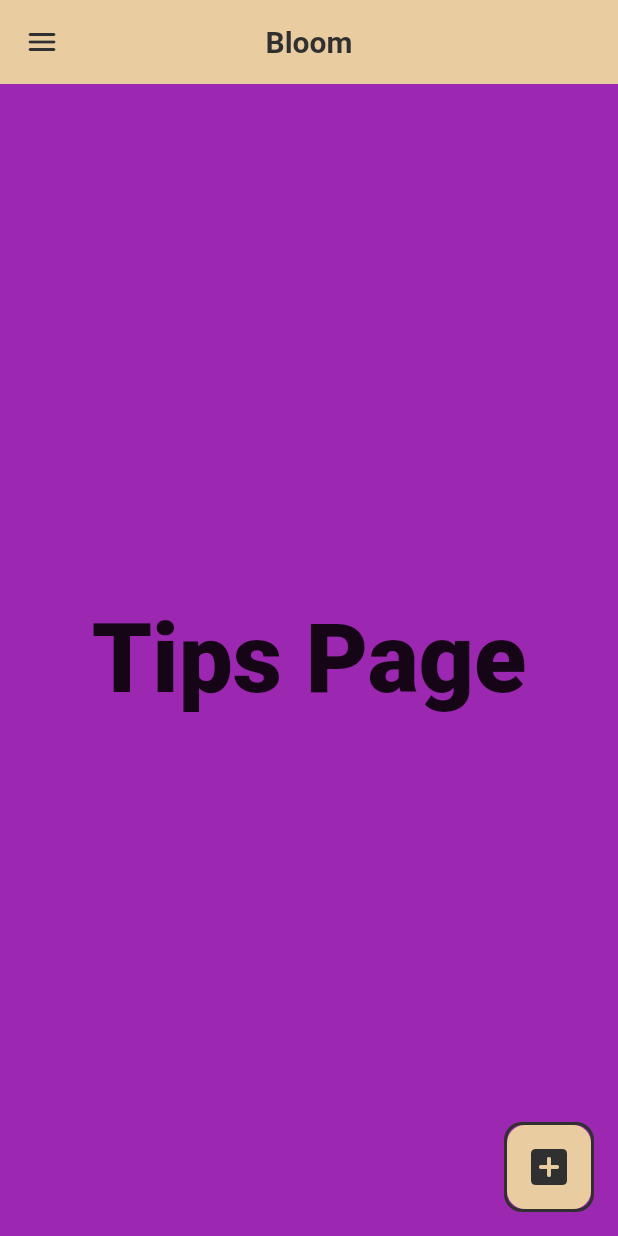
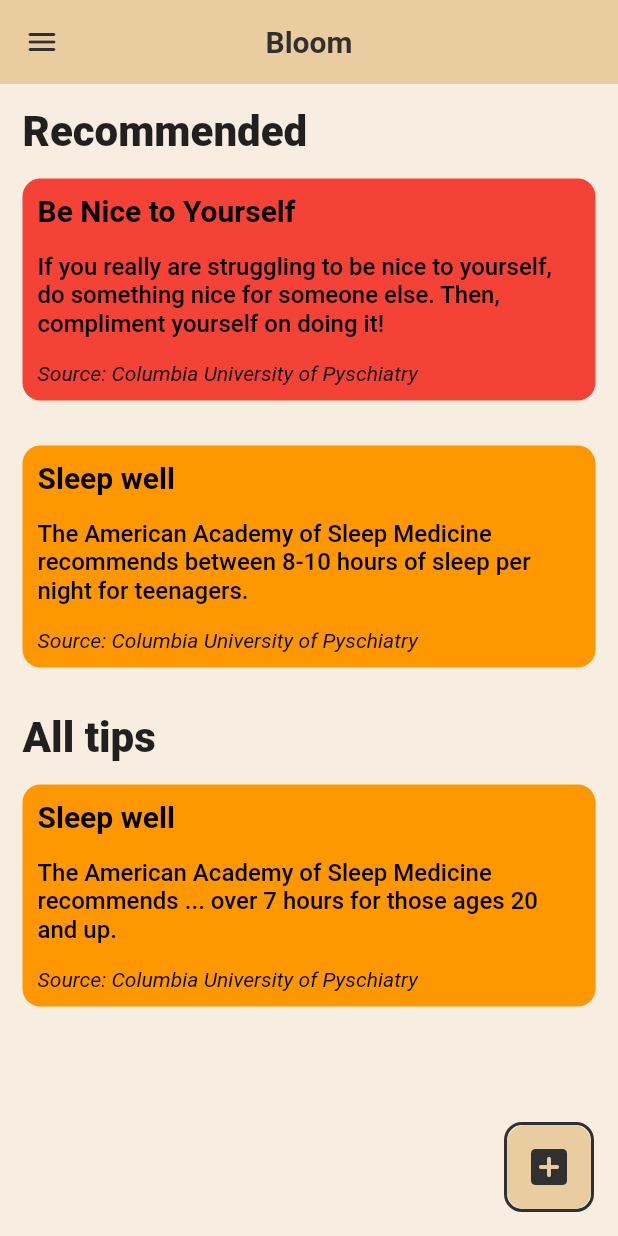
Before and after one commit to exoad/BloomApp, a Flutter app: the MainApp screen opened directly, swiped to page 2, on a phone screen of 412 x 824 dp. Run offline on Flutter 3.47's test engine with Material 2 defaults, Android fonts, the phone set to English and light mode, and no system bars; our stand-ins replace fl_chart, shared_preferences, yaml; missing offline and left inert: random_avatar; accounts and stored records are empty.

Commit message:
`add` impl for tips page added, just need tips

```diff
--- a/lib/main.dart
+++ b/lib/main.dart
@@ -33,7 +33,6 @@ class MainApp extends StatefulWidget {
   @override
   State<MainApp> createState() => _MainAppState();
 }
-
 
 class HomePage extends StatefulWidget {
   const HomePage({super.key});
@@ -250,13 +249,12 @@ class _MainAppState extends State<MainApp> {
           pageSnapping: true,
           padEnds: false,
           allowImplicitScrolling: false,
-          children: <Widget>[
-            const HomePage(),
-            debug_wrapPageNumber(
-                bg: Colors.purple, text: "Tips Page"),
-            const GardenPage(),
-            const ProfilePage(),
-            const DebuggingStuffs(),
+          children: const <Widget>[
+            HomePage(),
+            TipsPage(),
+            GardenPage(),
+            ProfilePage(),
+            DebuggingStuffs(),
           ],
         ));
   }
--- a/lib/parts/garden.dart
+++ b/lib/parts/garden.dart
@@ -113,7 +113,7 @@ class GardenPageState extends State<GardenPage> {
                     } else {
                       // Notify user that an entry already exists for this day.
                       ScaffoldMessenger.of(context).showSnackBar(
-                        SnackBar(
+                        const SnackBar(
                           content: Text(
                               'An entry already exists for this date.'),
                         ),
--- a/lib/parts/parts.dart
+++ b/lib/parts/parts.dart
@@ -7,6 +7,7 @@ export 'tracker_carousel.dart';
 export "setup_carousel.dart";
 export "home.dart";
 export "garden.dart";
+export "tips.dart";
 
 Widget makeBorderComponent(
         {required Widget child, Color color = LaF.primaryColor}) =>
--- /dev/null
+++ b/lib/parts/tips.dart
@@ -0,0 +1,131 @@
+import 'package:blosso_mindfulness/bits/bits.dart';
+import 'package:blosso_mindfulness/parts/parts.dart';
+import 'package:flutter/material.dart';
+
+typedef Tip = ({
+  String source,
+  String contentTitle,
+  String contentBody,
+  bool Function(EphemeralTelemetry telemetry) condition,
+  Color color
+});
+
+final List<Tip> _tipsData = <Tip>[
+  (
+    source: "Columbia University of Pyschiatry",
+    contentTitle: "Sleep well",
+    contentBody:
+        "The American Academy of Sleep Medicine recommends ... over 7 hours for those ages 20 and up.",
+    condition: (telemetry) =>
+        telemetry.hoursOfSleep < 7 && getUserAgeGroup() >= 20,
+    color: Colors.orange
+  ),
+  (
+    source: "Columbia University of Pyschiatry",
+    contentTitle: "Be Nice to Yourself",
+    contentBody:
+        "If you really are struggling to be nice to yourself, do something nice for someone else. Then, compliment yourself on doing it!",
+    condition: (telemetry) => telemetry.moodScale < 6,
+    color: Colors.red
+  ),
+  (
+    source: "Columbia University of Pyschiatry",
+    contentTitle: "Sleep well",
+    contentBody:
+        "The American Academy of Sleep Medicine recommends between 8-10 hours of sleep per night for teenagers.",
+    condition: (telemetry) =>
+        telemetry.hoursOfSleep < 8 && getUserAgeGroup() < 20,
+    color: Colors.orange
+  ),
+];
+
+Widget _makeTipBox(Tip tip) {
+  return Padding(
+      padding: const EdgeInsets.all(15),
+      child: makeBorderComponent(
+          color: tip.color,
+          child: Text.rich(TextSpan(children: [
+            TextSpan(
+              text: tip.contentTitle,
+              style: const TextStyle(
+                fontSize: 20,
+                fontWeight: FontWeight.bold,
+                color: Colors.black,
+              ),
+            ),
+            const TextSpan(
+              text: "\n\n",
+            ),
+            TextSpan(
+              text: tip.contentBody,
+              style: const TextStyle(
+                fontSize: 16,
+                fontWeight: FontWeight.w500,
+                color: Colors.black,
+              ),
+            ),
+            const TextSpan(
+              text: "\n\n",
+            ),
+            TextSpan(
+              text: "Source: ${tip.source}",
+              style: const TextStyle(
+                fontSize: 14,
+                fontWeight: FontWeight.w400,
+                fontStyle: FontStyle.italic,
+                color: Colors.black,
+              ),
+            ),
+          ]))));
+}
+
+class TipsPage extends StatelessWidget {
+  const TipsPage({super.key});
+
+  @override
+  Widget build(BuildContext context) {
+    List<Widget> recommendedTips_Widget = [];
+    List<Widget> otherTips_Widget = [];
+    EphemeralTelemetry currentTelemetry =
+        EphemeralTelemetry(getLastEntryIndex());
+    for (var element in _tipsData) {
+      if (element.condition(currentTelemetry)) {
+        recommendedTips_Widget.add(_makeTipBox(element));
+      } else {
+        otherTips_Widget.add(_makeTipBox(element));
+      }
+    }
+
+    return ListView(
+      children: [
+        const Padding(
+          padding: EdgeInsets.only(left: 15, right: 15, top: 15),
+          child: Text("Recommended",
+              style: TextStyle(
+                  fontWeight: FontWeight.w800, fontSize: 28)),
+        ),
+        if (recommendedTips_Widget.isEmpty)
+          const Text.rich(TextSpan(children: [
+            TextSpan(
+                text: "No recommended tips",
+                style: TextStyle(fontWeight: FontWeight.w600)),
+            TextSpan(
+                text:
+                    "\nWe will recommend you tips when you need it\nOther wise scroll down to see all the avaliable tips!",
+                style: TextStyle(
+                    fontWeight: FontWeight.w500,
+                    fontStyle: FontStyle.italic))
+          ]))
+        else
+          ...recommendedTips_Widget,
+        const Padding(
+          padding: EdgeInsets.only(left: 15, right: 15, top: 15),
+          child: Text("All tips",
+              style: TextStyle(
+                  fontWeight: FontWeight.w800, fontSize: 28)),
+        ),
+        ...otherTips_Widget
+      ],
+    );
+  }
+}
```
